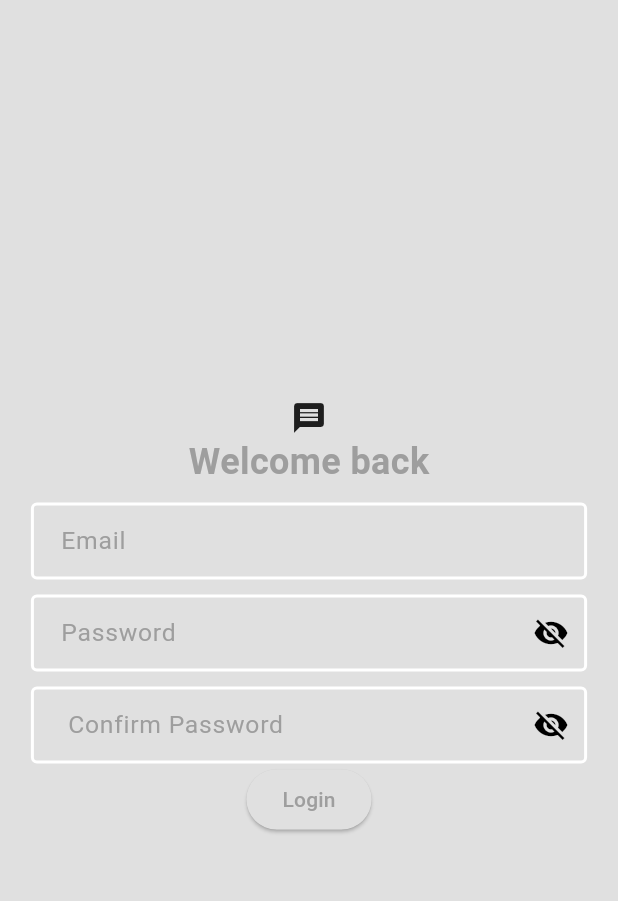
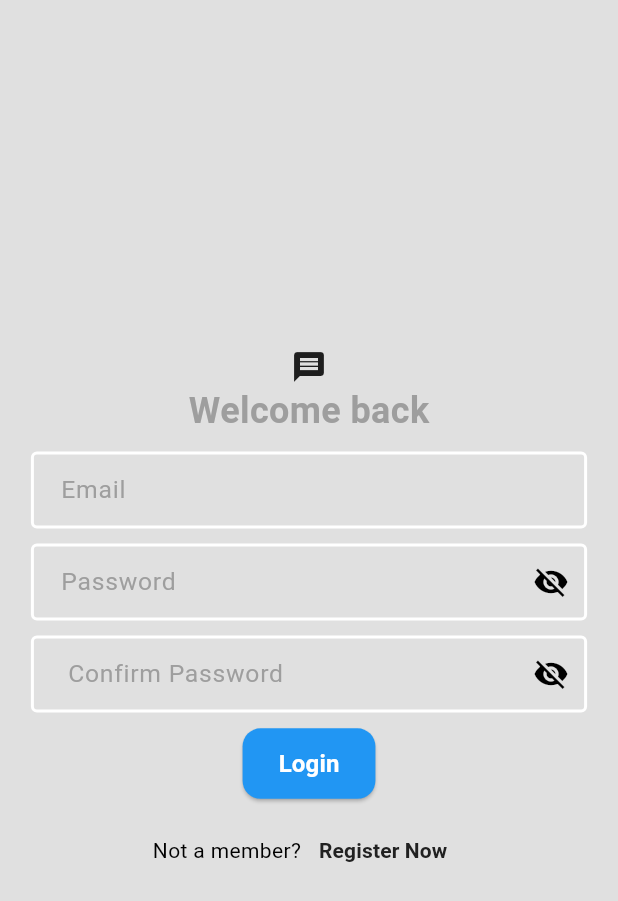
Before and after one commit to Nutan-Kum12/chat_app, a Flutter app: the screen it shows after launch, on a phone screen of 412 x 824 dp. Shown: the top 901 px of the screen. Run offline on Flutter 3.47's test engine with Material 3 defaults, Android fonts, the phone set to English and light mode, and no system bars.

Commit message:
Reigter Buttom Text

```diff
--- /dev/null
+++ b/lib/components/my_buttom.dart
@@ -0,0 +1,43 @@
+import 'package:flutter/material.dart';
+
+class CustomButton extends StatelessWidget {
+  final String text;
+  final VoidCallback onPressed;
+  final Color color;
+  final double borderRadius;
+  final EdgeInsetsGeometry padding;
+  final TextStyle? textStyle;
+
+  const CustomButton({
+    Key? key,
+    required this.text,
+    required this.onPressed,
+    this.color = Colors.blue,
+    this.borderRadius = 12.0,
+    this.padding = const EdgeInsets.symmetric(horizontal: 24, vertical: 12),
+    this.textStyle,
+  }) : super(key: key);
+
+  @override
+  Widget build(BuildContext context) {
+    return ElevatedButton(
+      onPressed: onPressed,
+      style: ElevatedButton.styleFrom(
+        backgroundColor: color,
+        padding: padding,
+        shape: RoundedRectangleBorder(
+          borderRadius: BorderRadius.circular(borderRadius),
+        ),
+      ),
+      child: Text(
+        text,
+        style: textStyle ??
+            const TextStyle(
+              fontSize: 16,
+              fontWeight: FontWeight.bold,
+              color: Colors.white,
+            ),
+      ),
+    );
+  }
+}
--- a/lib/pages/login_page.dart
+++ b/lib/pages/login_page.dart
@@ -1,4 +1,5 @@
 import 'package:flutter/material.dart';
+import 'package:provider_tutorial/components/my_buttom.dart';
 import 'package:provider_tutorial/components/my_textfield.dart';
 import 'package:provider_tutorial/pages/home_page.dart';
 
@@ -9,6 +10,9 @@ class LoginPage extends StatefulWidget {
   LoginPage({super.key});
   @override
   State<LoginPage> createState() => _LoginPageState();
+}
+void login(){
+
 }
 
 class _LoginPageState extends State<LoginPage> {
@@ -53,13 +57,35 @@ class _LoginPageState extends State<LoginPage> {
           ),
           // email text field
           // password text field
-
-          ElevatedButton(onPressed:()
-          {
-            Navigator.push(context, MaterialPageRoute(builder:(context)=>HomePage()));
-          },
-          child:Text('Login')),
+          SizedBox(height: 10),
+          CustomButton(
+            text: 'Login',
+            onPressed: () {
+             login;
+            },
+          ),
           // login button
+          SizedBox(height: 10),
+         Row(
+          mainAxisAlignment: MainAxisAlignment.center,
+          children: [
+            Text('Not a member?'),
+            TextButton(
+              onPressed: () {
+                Navigator.push(
+                  context,
+                  MaterialPageRoute(builder: (context) => HomePage()),
+                );
+              },
+              child: Text('Register Now',
+                style: TextStyle(
+                  color: Theme.of(context).colorScheme.inversePrimary,
+                  fontWeight: FontWeight.bold,
+                ),
+              ),
+            ),
+          ],
+         )
           // register button
         ],),
       ),
```
